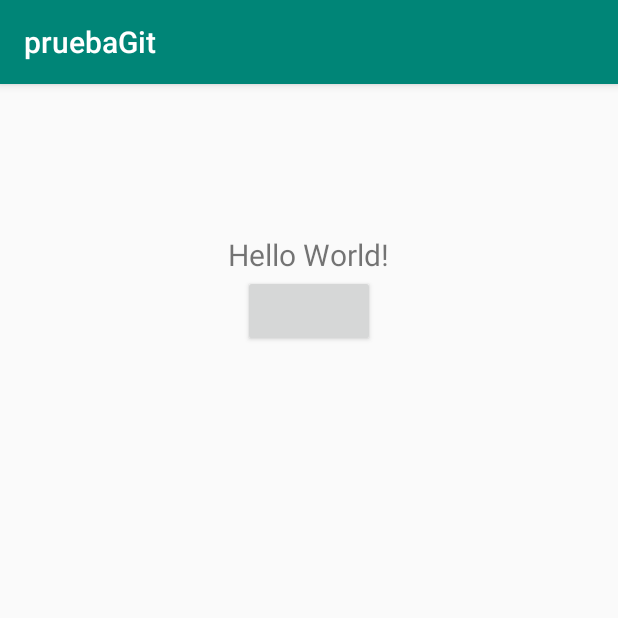
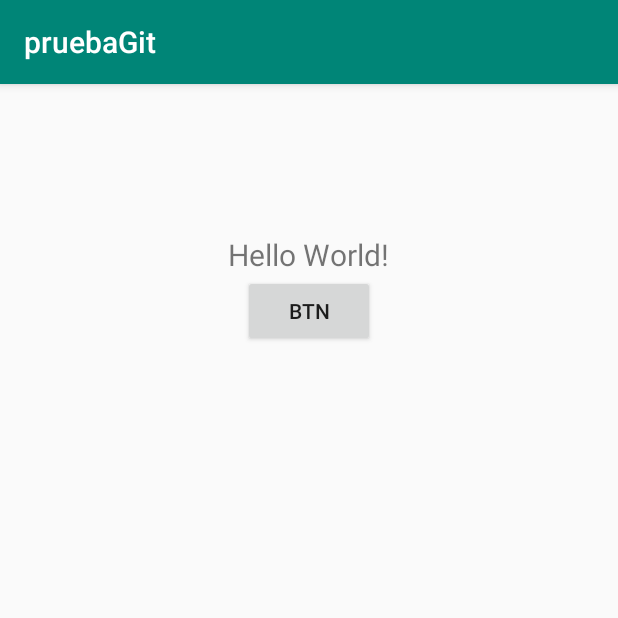
Before and after one commit to eirondiaz/pruebaGit, an Android app: the screen it shows after launch (MainActivity), on a phone screen of 412 x 824 dp, the top half of it. Run offline under Robolectric (Android 15) with nearby library versions, the phone set to English and light mode, and no system bars.

Commit message:
mas cambios

```diff
--- a/app/src/main/java/com/example/pruebagit/MainActivity.java
+++ b/app/src/main/java/com/example/pruebagit/MainActivity.java
@@ -3,8 +3,11 @@ package com.example.pruebagit;
 import androidx.appcompat.app.AppCompatActivity;
 
 import android.os.Bundle;
+import android.widget.Button;
 
 public class MainActivity extends AppCompatActivity {
+
+    private Button btn;
 
     @Override
     protected void onCreate(Bundle savedInstanceState) {
--- a/app/src/main/res/layout/activity_main.xml
+++ b/app/src/main/res/layout/activity_main.xml
@@ -19,11 +19,10 @@
             android:textSize="20sp"
             android:layout_marginTop="100dp"/>
 
-
-
         <Button
             android:layout_width="wrap_content"
-            android:layout_height="wrap_content"/>
+            android:layout_height="wrap_content"
+            android:text="btn"/>
 
     </LinearLayout>
 
```
